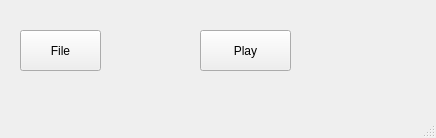
Above: Test 1/mainwindow.ui from tonton96/Object-tracking before the change. Below: the same form after it.
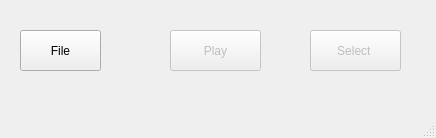
That is the form after the change.

```diff
--- a/Test 1/mainwindow.ui
+++ b/Test 1/mainwindow.ui
@@ -41,9 +41,12 @@
     </property>
    </widget>
    <widget class="QPushButton" name="btnPlay">
+    <property name="enabled">
+     <bool>false</bool>
+    </property>
     <property name="geometry">
      <rect>
-      <x>200</x>
+      <x>170</x>
       <y>30</y>
       <width>91</width>
       <height>41</height>
@@ -66,6 +69,22 @@
      <string/>
     </property>
    </widget>
+   <widget class="QPushButton" name="btnSelect">
+    <property name="enabled">
+     <bool>false</bool>
+    </property>
+    <property name="geometry">
+     <rect>
+      <x>310</x>
+      <y>30</y>
+      <width>91</width>
+      <height>41</height>
+     </rect>
+    </property>
+    <property name="text">
+     <string>Select </string>
+    </property>
+   </widget>
   </widget>
   <widget class="QStatusBar" name="statusbar"/>
  </widget>
```
